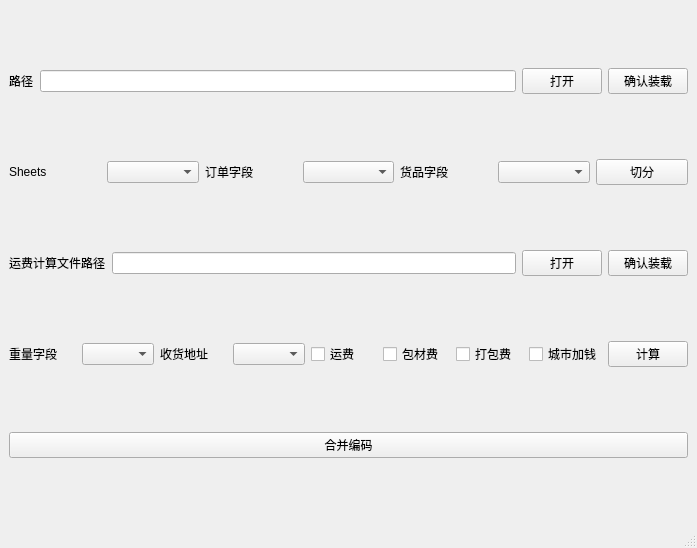
The window that qt/SplitUI.ui (MyCodeBattle/PythonTools) describes before a commit, drawn with Qt 5.
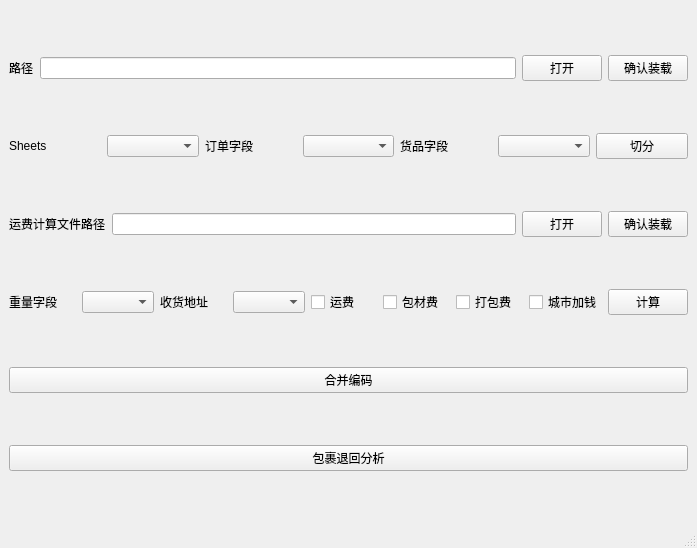
The same window after the commit.

Commit message: 退回功能

The edit to the form file:
```diff
--- a/qt/SplitUI.ui
+++ b/qt/SplitUI.ui
@@ -188,6 +188,13 @@
       </property>
      </widget>
     </item>
+    <item>
+     <widget class="QPushButton" name="backAnalyse">
+      <property name="text">
+       <string>包裹退回分析</string>
+      </property>
+     </widget>
+    </item>
    </layout>
   </widget>
   <widget class="QMenuBar" name="menubar">
```
The commit also changes 5 other files.
